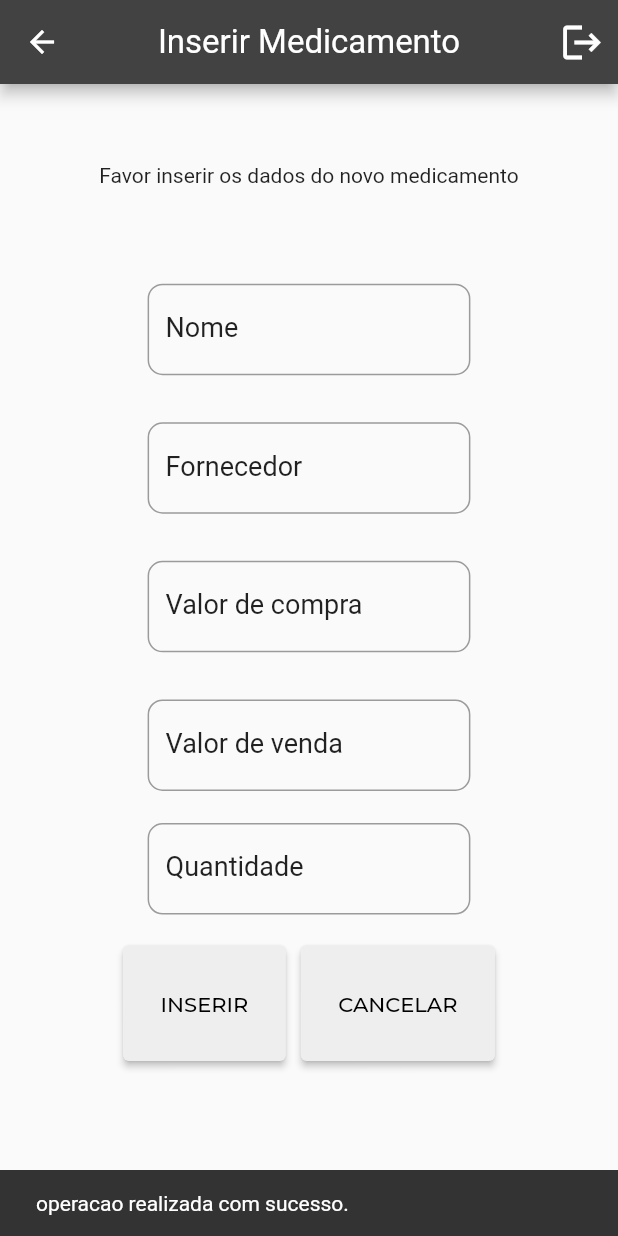
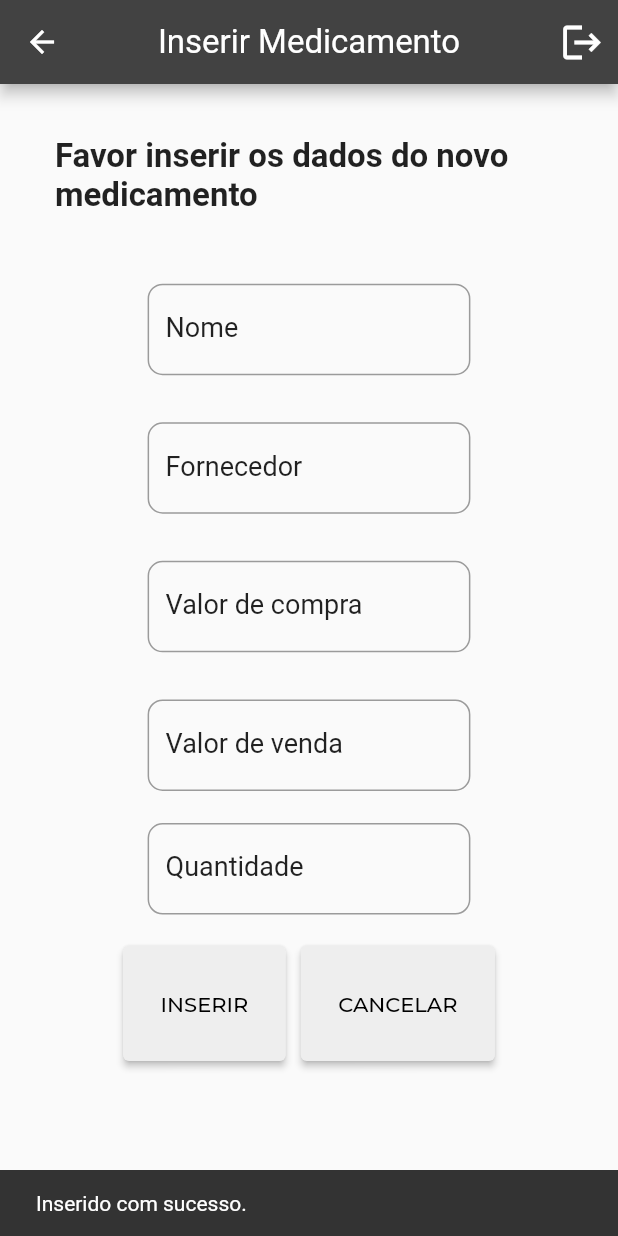
Before and after one commit to axebio/prova1_web, a Flutter app: the InserirMedicamentoPage screen opened by its route, after a tap on "INSERIR", on a phone screen of 412 x 824 dp. Run offline on Flutter 3.47's test engine with Material 2 defaults, Android fonts, the phone set to English and light mode, and no system bars; our stand-ins replace cloud_firestore, firebase_auth, google_fonts; accounts and stored records are empty.

Commit message:
medicamentos pronto

```diff
--- a/lib/InserirMedicamento.dart
+++ b/lib/InserirMedicamento.dart
@@ -10,15 +10,31 @@ class InserirMedicamentoPage extends StatefulWidget {
 }
 
 class _InserirMedicamentoPageState extends State<InserirMedicamentoPage> {
-  var lista = [];
   var txtNome = TextEditingController();
   var txtFornecedor = TextEditingController();
   var txtCompra = TextEditingController();
   var txtVenda = TextEditingController();
   var txtQnt = TextEditingController();
 
+  getMedicamento(id) async {
+    await FirebaseFirestore.instance
+        .collection('medicamentos')
+        .doc(id)
+        .get()
+        .then((doc) {
+      txtNome.text = doc.get('nome');
+      txtFornecedor.text = doc.get('fornecedor');
+      txtCompra.text = doc.get('compra');
+      txtVenda.text = doc.get('venda');
+      txtQnt.text = doc.get('qnt');
+    });
+  }
+
   @override
   Widget build(BuildContext context) {
+    var id = ModalRoute.of(context)?.settings.arguments;
+    getMedicamento(id);
+
     return Scaffold(
       appBar: AppBar(
         automaticallyImplyLeading: true,
@@ -44,11 +60,13 @@ class _InserirMedicamentoPageState extends State<InserirMedicamentoPage> {
         children: [
           SizedBox(height: 20),
           Container(
-              alignment: Alignment.center,
-              width: MediaQuery.of(context).size.width * 0.90,
-              height: MediaQuery.of(context).size.height * 0.1,
-              padding: EdgeInsets.only(top: 2, left: 16, right: 16, bottom: 2),
-              child: Text("Favor inserir os dados do novo medicamento")),
+            alignment: Alignment.center,
+            width: MediaQuery.of(context).size.width * 0.90,
+            height: MediaQuery.of(context).size.height * 0.1,
+            padding: EdgeInsets.only(top: 2, left: 16, right: 16, bottom: 2),
+            child: Text("Favor inserir os dados do novo medicamento",
+                style: TextStyle(fontSize: 22, fontWeight: FontWeight.bold)),
+          ),
           SizedBox(height: 20),
           Container(
             alignment: Alignment.center,
@@ -147,14 +165,14 @@ class _InserirMedicamentoPageState extends State<InserirMedicamentoPage> {
                 child: ElevatedButton(
                   onPressed: () {
                     FirebaseFirestore.instance.collection('medicamentos').add({
-                      'nome': txtNome,
-                      'fornecedor': txtFornecedor,
-                      'compra': txtCompra,
-                      'venda': txtVenda,
-                      'qnt': txtQnt
+                      'nome': txtNome.text,
+                      'fornecedor': txtFornecedor.text,
+                      'compra': txtCompra.text,
+                      'venda': txtVenda.text,
+                      'qnt': txtQnt.text
                     });
                     ScaffoldMessenger.of(context).showSnackBar(const SnackBar(
-                        content: Text('operacao realizada com sucesso.'),
+                        content: Text('Inserido com sucesso.'),
                         duration: Duration(seconds: 2)));
                   },
                   child: Text(
@@ -172,7 +190,7 @@ class _InserirMedicamentoPageState extends State<InserirMedicamentoPage> {
                 alignment: Alignment.center,
                 child: ElevatedButton(
                   onPressed: () {
-                    Navigator.pushNamed(context, '/Tela2');
+                    Navigator.pushNamed(context, '/medicamentos');
                   },
                   child: Text(
                     'CANCELAR',
--- a/lib/main.dart
+++ b/lib/main.dart
@@ -7,7 +7,7 @@ import 'Menu.dart';
 import 'MenuCliente.dart';
 import 'SobreApp.dart';
 import 'Medicamentos.dart';
-import 'EditarMedicamento.dart';
+
 
 void main() {
   runApp(
@@ -23,7 +23,6 @@ void main() {
         '/menu': (context) => Menu(),
         '/sobreapp': (context) => SobreApp(),
         '/medicamentos': (context) => Medicamentos(),
-        '/editarmedicamento': (context) => EditarMedicamento(),
         '/inserirmedicamento': (context) => InserirMedicamentoPage(),
       },
       theme: ThemeData(
```
Also changed, not shown: lib/Medicamentos.dart (+19 -26 lines), lib/reste.dart (+11 -0 lines).
